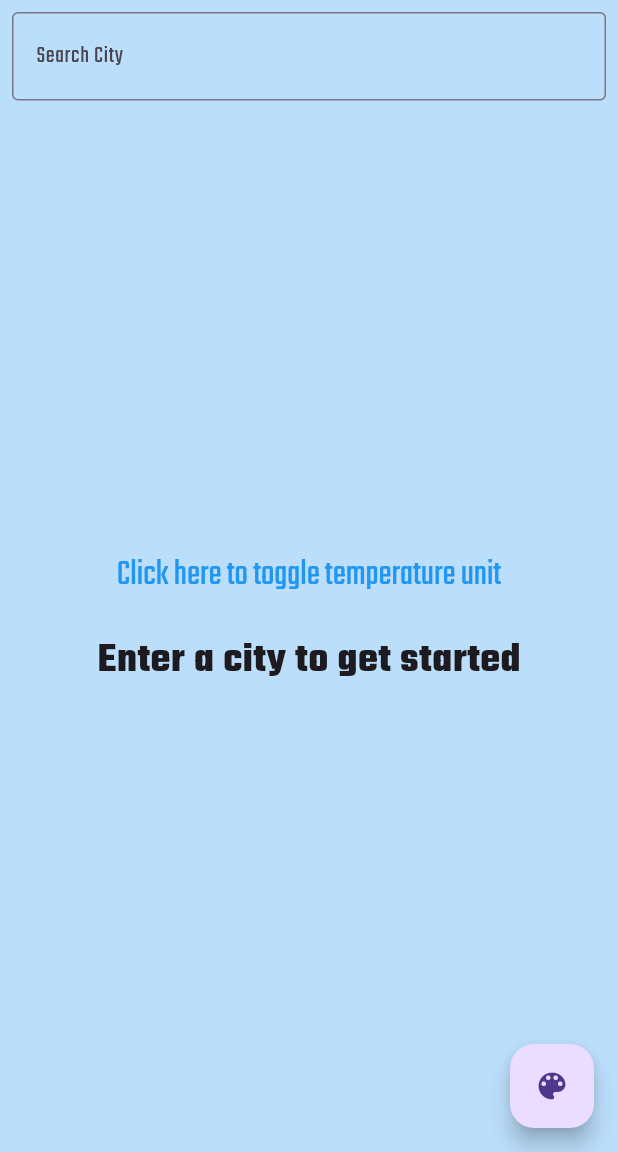
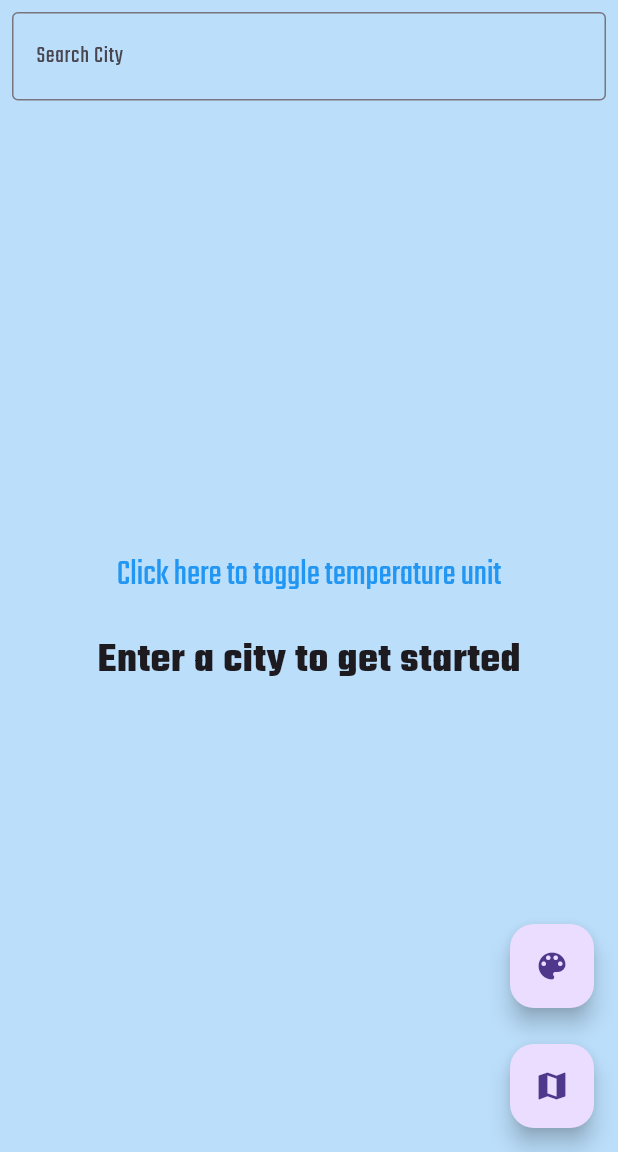
Before and after one commit to FMABrotherhoodX/Weatherly, a Flutter app: the screen it shows after launch, on a phone screen of 412 x 824 dp, the part 84-1236 px from its top. Run offline on Flutter 3.47's test engine with Material 3 defaults, Android fonts, the phone set to English and light mode, and no system bars; our stand-ins replace flutter_local_notifications, google_fonts, google_maps_flutter.

Commit message:
interactive map
Added a button to the interactive map to use the weather data of the state the user has selected

Co-Authored-By: jcaviness1 <109058376+jcaviness1@users.noreply.github.com>

```diff
--- a/weatherly/lib/weather_screen.dart
+++ b/weatherly/lib/weather_screen.dart
@@ -3,6 +3,7 @@ import 'package:flutter/material.dart';
 import 'package:flutter/gestures.dart';
 import 'package:provider/provider.dart';
 import 'weather_api.dart';
+import 'weathermap.dart';
 
 enum ColorTheme { blue, purple }
 
@@ -303,10 +304,34 @@ class _WeatherScreenState extends State<WeatherScreen> {
             ],
           ),
         ),
-        floatingActionButton: FloatingActionButton(
-          onPressed: _toggleTheme,
-          tooltip: 'Toggle Theme',
-          child: const Icon(Icons.color_lens),
+        floatingActionButton: Stack(
+          children: <Widget>[
+            Positioned(
+              right: 0,
+              bottom: 80,
+              child: FloatingActionButton(
+                onPressed: _toggleTheme,
+                tooltip: 'Toggle Theme',
+                child: const Icon(Icons.color_lens),
+              ),
+            ),
+            Positioned(
+              right: 0,
+              bottom: 0,
+              child: FloatingActionButton(
+                onPressed: () {
+                  Navigator.push(
+                    context,
+                    MaterialPageRoute(
+                        builder: (context) => WeatherMapScreen(
+                            weatherData: _lastFetchedData ?? {})),
+                  );
+                },
+                tooltip: 'Show Map',
+                child: const Icon(Icons.map),
+              ),
+            ),
+          ],
         ),
       ),
     );
--- a/weatherly/pubspec.yaml
+++ b/weatherly/pubspec.yaml
@@ -41,7 +41,8 @@ dependencies:
   # Use with the CupertinoIcons class for iOS style icons.
   cupertino_icons: ^1.0.2
   google_fonts: ^4.0.4
-
+  google_maps_flutter_web: ^0.5.6+2
+  google_maps_flutter: ^2.6.1
 dev_dependencies:
   flutter_test:
     sdk: flutter
```
Also changed, not shown: weatherly/lib/weathermap.dart (added, +55 -0 lines), weatherly/pubspec.lock, 2 other files.
